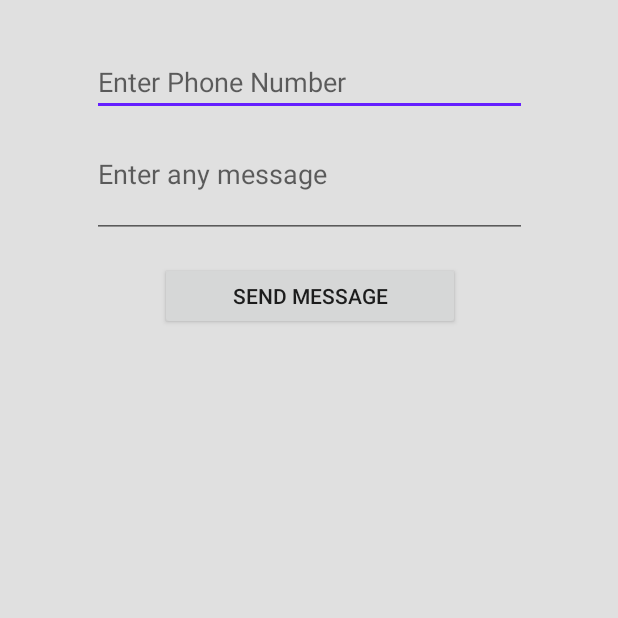
After one commit to loayei/CPSC362-Project, an Android app: the MessagingActivity screen opened directly, with no data from a screen before it, on a phone screen of 412 x 824 dp, the top half of it. The commit adds this screen. Run offline under Robolectric (Android 15) with nearby library versions, the phone set to English and light mode, and no system bars; Roboto replaces fonts that are not available here.

Commit message:
Added Basic code functionality and interface for messaging.

```diff
--- a/app/src/main/AndroidManifest.xml
+++ b/app/src/main/AndroidManifest.xml
@@ -1,7 +1,8 @@
 <?xml version="1.0" encoding="utf-8"?>
 <manifest xmlns:android="http://schemas.android.com/apk/res/android"
     package="com.example.hikerapp">
-
+    <uses-permission android:name="android.permission.RECEIVE_SMS"></uses-permission>
+    <uses-permission android:name="android.permission.SEND_SMS"></uses-permission>
     <application
         android:allowBackup="true"
         android:icon="@mipmap/ic_launcher"
@@ -21,6 +22,8 @@
             android:resource="@array/preloaded_fonts" />
         <activity android:name=".RegistrationActivity">
         </activity>
+        <activity android:name=".MessagingActivity"></activity>
     </application>
 
+
 </manifest>
--- /dev/null
+++ b/app/src/main/java/com/example/hikerapp/MessagingActivity.kt
@@ -0,0 +1,62 @@
+package com.example.hikerapp
+
+import android.content.BroadcastReceiver
+import android.content.Context
+import android.content.Intent
+import android.content.IntentFilter
+import android.content.pm.PackageManager
+import android.os.Build
+import android.os.Bundle
+import android.provider.Telephony
+import android.telephony.SmsManager
+import android.widget.Toast
+import androidx.appcompat.app.AppCompatActivity
+import androidx.core.app.ActivityCompat
+import kotlinx.android.synthetic.main.messaging.*
+
+class MessagingActivity : AppCompatActivity() {
+    override fun onCreate(savedInstanceState: Bundle?) {
+        super.onCreate(savedInstanceState)
+        setContentView(R.layout.messaging)
+
+        if (ActivityCompat.checkSelfPermission(
+                this,
+                android.Manifest.permission.SEND_SMS
+            ) != PackageManager.PERMISSION_GRANTED
+        ) {
+            ActivityCompat.requestPermissions(
+                this,
+                arrayOf(android.Manifest.permission.SEND_SMS),
+                111
+            )
+        } else
+            sendMsg()
+
+    }
+
+
+    override fun onRequestPermissionsResult(
+        requestCode: Int,
+        permissions: Array<out String>,
+        grantResults: IntArray
+    ) {
+        super.onRequestPermissionsResult(requestCode, permissions, grantResults)
+        if (requestCode == 111 && grantResults[0] == PackageManager.PERMISSION_GRANTED)
+            sendMsg()
+    }
+
+
+    private fun sendMsg() {
+        button.setOnClickListener {
+            var sms = SmsManager.getDefault()
+            sms.sendTextMessage(
+                editTextPhone.text.toString(),
+                "ME",
+                editTextTextMultiLine.text.toString(),
+                null,
+                null
+            )
+        }
+    }
+
+}
--- /dev/null
+++ b/app/src/main/res/layout/messaging.xml
@@ -0,0 +1,43 @@
+<?xml version="1.0" encoding="utf-8"?>
+<androidx.constraintlayout.widget.ConstraintLayout xmlns:android="http://schemas.android.com/apk/res/android"
+    xmlns:app="http://schemas.android.com/apk/res-auto"
+    xmlns:tools="http://schemas.android.com/tools"
+    android:layout_width="match_parent"
+    android:layout_height="match_parent"
+    android:background="@color/backgroundApp">
+
+    <EditText
+        android:id="@+id/editTextPhone"
+        android:layout_width="290dp"
+        android:layout_height="45dp"
+        android:layout_marginTop="32dp"
+        android:ems="10"
+        android:hint="Enter Phone Number"
+        android:inputType="phone"
+        app:layout_constraintEnd_toEndOf="parent"
+        app:layout_constraintStart_toStartOf="parent"
+        app:layout_constraintTop_toTopOf="parent" />
+
+    <EditText
+        android:id="@+id/editTextTextMultiLine"
+        android:layout_width="0dp"
+        android:layout_height="65dp"
+        android:layout_marginTop="16dp"
+        android:ems="10"
+        android:gravity="start|top"
+        android:hint="Enter any message"
+        android:inputType="textMultiLine"
+        app:layout_constraintEnd_toEndOf="@+id/editTextPhone"
+        app:layout_constraintStart_toStartOf="@+id/editTextPhone"
+        app:layout_constraintTop_toBottomOf="@+id/editTextPhone" />
+
+    <Button
+        android:id="@+id/button"
+        android:layout_width="200dp"
+        android:layout_height="45dp"
+        android:layout_marginTop="16dp"
+        android:text="Send Message"
+        app:layout_constraintEnd_toEndOf="@+id/editTextTextMultiLine"
+        app:layout_constraintStart_toStartOf="@+id/editTextTextMultiLine"
+        app:layout_constraintTop_toBottomOf="@+id/editTextTextMultiLine" />
+</androidx.constraintlayout.widget.ConstraintLayout>
```
Also changed, not shown: app/src/main/java/com/example/hikerapp/DashboardActivity.kt (deleted, +0 -13 lines), app/src/main/java/com/example/hikerapp/MainActivity.kt (+6 -1 lines), app/src/main/java/com/example/hikerapp/RegistrationActivity.kt (+7 -0 lines), app/src/main/res/layout/dashboard.xml (deleted, +0 -19 lines).
